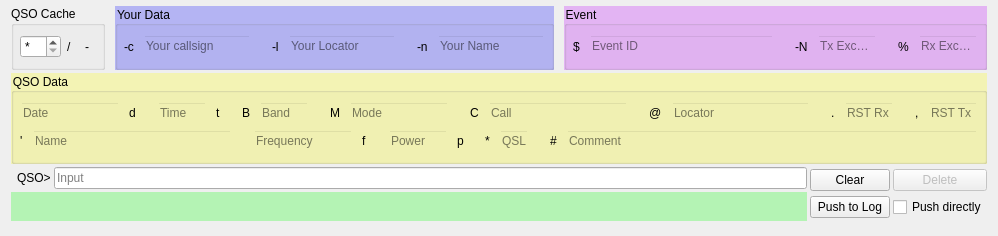
First picture: the form in ui_files/CassiopeiaConsole.ui, repository gitandy/DragonLog, before the edit.
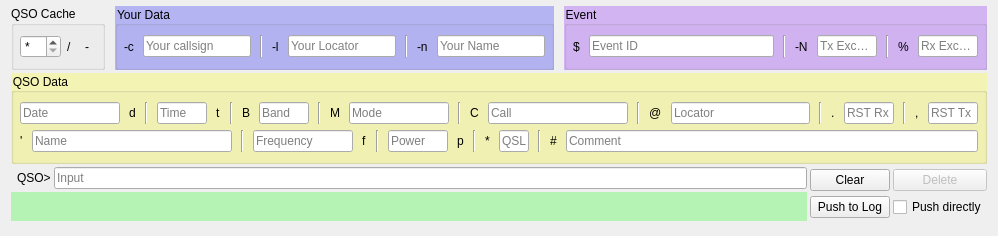
Second picture: the form after the edit.

Commit message: Fixed CC background colors

```diff
--- a/ui_files/CassiopeiaConsole.ui
+++ b/ui_files/CassiopeiaConsole.ui
@@ -82,7 +82,7 @@
      <item>
       <widget class="QGroupBox" name="groupBox_2">
        <property name="styleSheet">
-        <string notr="true">background-color: rgba(0, 0, 255, 63)</string>
+        <string notr="true">QGroupBox {background-color: rgba(0, 0, 255, 63)}</string>
        </property>
        <property name="title">
         <string>Your Data</string>
@@ -109,9 +109,6 @@
         </item>
         <item>
          <widget class="QLineEdit" name="myCallLineEdit">
-          <property name="styleSheet">
-           <string notr="true">background-color: rgba(0, 0, 0, 0)</string>
-          </property>
           <property name="readOnly">
            <bool>true</bool>
           </property>
@@ -122,9 +119,6 @@
         </item>
         <item>
          <widget class="Line" name="line_6">
-          <property name="styleSheet">
-           <string notr="true">background-color: rgba(0, 0, 0, 0)</string>
-          </property>
           <property name="orientation">
            <enum>Qt::Vertical</enum>
           </property>
@@ -142,9 +136,6 @@
         </item>
         <item>
          <widget class="QLineEdit" name="myLocLineEdit">
-          <property name="styleSheet">
-           <string notr="true">background-color: rgba(0, 0, 0, 0)</string>
-          </property>
           <property name="readOnly">
            <bool>true</bool>
           </property>
@@ -155,9 +146,6 @@
         </item>
         <item>
          <widget class="Line" name="line_7">
-          <property name="styleSheet">
-           <string notr="true">background-color: rgba(0, 0, 0, 0)</string>
-          </property>
           <property name="orientation">
            <enum>Qt::Vertical</enum>
           </property>
@@ -175,9 +163,6 @@
         </item>
         <item>
          <widget class="QLineEdit" name="myNameLineEdit">
-          <property name="styleSheet">
-           <string notr="true">background-color: rgba(0, 0, 0, 0)</string>
-          </property>
           <property name="placeholderText">
            <string>Your Name</string>
           </property>
@@ -189,7 +174,7 @@
      <item>
       <widget class="QGroupBox" name="groupBox_3">
        <property name="styleSheet">
-        <string notr="true">background-color: rgba(189, 0, 255, 63)</string>
+        <string notr="true">QGroupBox {background-color: rgba(127, 0, 255, 63)}</string>
        </property>
        <property name="title">
         <string>Event</string>
@@ -216,9 +201,6 @@
         </item>
         <item>
          <widget class="QLineEdit" name="eventLineEdit">
-          <property name="styleSheet">
-           <string notr="true">background-color: rgba(0, 0, 0, 0)</string>
-          </property>
           <property name="readOnly">
            <bool>true</bool>
           </property>
@@ -229,9 +211,6 @@
         </item>
         <item>
          <widget class="Line" name="line_15">
-          <property name="styleSheet">
-           <string notr="true">background-color: rgba(0, 0, 0, 0)</string>
-          </property>
           <property name="orientation">
            <enum>Qt::Vertical</enum>
           </property>
@@ -255,9 +234,6 @@
             <height>16777215</height>
            </size>
           </property>
-          <property name="styleSheet">
-           <string notr="true">background-color: rgba(0, 0, 0, 0)</string>
-          </property>
           <property name="readOnly">
            <bool>true</bool>
           </property>
@@ -268,9 +244,6 @@
         </item>
         <item>
          <widget class="Line" name="line_16">
-          <property name="styleSheet">
-           <string notr="true">background-color: rgba(0, 0, 0, 0)</string>
-          </property>
           <property name="orientation">
            <enum>Qt::Vertical</enum>
           </property>
@@ -294,9 +267,6 @@
             <height>16777215</height>
            </size>
           </property>
-          <property name="styleSheet">
-           <string notr="true">background-color: rgba(0, 0, 0, 0)</string>
-          </property>
           <property name="readOnly">
            <bool>true</bool>
           </property>
@@ -313,7 +283,7 @@
    <item>
     <widget class="QGroupBox" name="qsoDataGroupBox">
      <property name="styleSheet">
-      <string notr="true">background-color: rgba(255, 255, 0, 63)</string>
+      <string notr="true">QGroupBox {background-color: rgba(255, 255, 0, 63)}</string>
      </property>
      <property name="title">
       <string>QSO Data</string>
@@ -341,9 +311,6 @@
             <height>16777215</height>
            </size>
           </property>
-          <property name="styleSheet">
-           <string notr="true">background-color: rgba(0, 0, 0, 0)</string>
-          </property>
           <property name="readOnly">
            <bool>true</bool>
           </property>
@@ -364,9 +331,6 @@
         </item>
         <item>
          <widget class="Line" name="line_3">
-          <property name="styleSheet">
-           <string notr="true">background-color: rgba(0, 0, 0, 0)</string>
-          </property>
           <property name="orientation">
            <enum>Qt::Vertical</enum>
           </property>
@@ -380,9 +344,6 @@
             <height>16777215</height>
            </size>
           </property>
-          <property name="styleSheet">
-           <string notr="true">background-color: rgba(0, 0, 0, 0)</string>
-          </property>
           <property name="readOnly">
            <bool>true</bool>
           </property>
@@ -403,9 +364,6 @@
         </item>
         <item>
          <widget class="Line" name="line_2">
-          <property name="styleSheet">
-           <string notr="true">background-color: rgba(0, 0, 0, 0)</string>
-          </property>
           <property name="orientation">
            <enum>Qt::Vertical</enum>
           </property>
@@ -429,9 +387,6 @@
             <height>16777215</height>
            </size>
           </property>
-          <property name="styleSheet">
-           <string notr="true">background-color: rgba(0, 0, 0, 0)</string>
-          </property>
           <property name="readOnly">
            <bool>true</bool>
           </property>
@@ -442,9 +397,6 @@
         </item>
         <item>
          <widget class="Line" name="line">
-          <property name="styleSheet">
-           <string notr="true">background-color: rgba(0, 0, 0, 0)</string>
-          </property>
           <property name="orientation">
            <enum>Qt::Vertical</enum>
           </property>
@@ -480,9 +432,6 @@
             <height>16777215</height>
            </size>
           </property>
-          <property name="styleSheet">
-           <string notr="true">background-color: rgba(0, 0, 0, 0)</string>
-          </property>
           <property name="readOnly">
            <bool>true</bool>
           </property>
@@ -493,9 +442,6 @@
         </item>
         <item>
          <widget class="Line" name="line_4">
-          <property name="styleSheet">
-           <string notr="true">background-color: rgba(0, 0, 0, 0)</string>
-          </property>
           <property name="orientation">
            <enum>Qt::Vertical</enum>
           </property>
@@ -513,9 +459,6 @@
         </item>
         <item>
          <widget class="QLineEdit" name="callLineEdit">
-          <property name="styleSheet">
-           <string notr="true">background-color: rgba(0, 0, 0, 0)</string>
-          </property>
           <property name="readOnly">
            <bool>true</bool>
           </property>
@@ -526,9 +469,6 @@
         </item>
         <item>
          <widget class="Line" name="line_8">
-          <property name="styleSheet">
-           <string notr="true">background-color: rgba(0, 0, 0, 0)</string>
-          </property>
           <property name="orientation">
            <enum>Qt::Vertical</enum>
           </property>
@@ -546,9 +486,6 @@
         </item>
         <item>
          <widget class="QLineEdit" name="locLineEdit">
-          <property name="styleSheet">
-           <string notr="true">background-color: rgba(0, 0, 0, 0)</string>
-          </property>
           <property name="readOnly">
            <bool>true</bool>
           </property>
@@ -559,9 +496,6 @@
         </item>
         <item>
          <widget class="Line" name="line_9">
-          <property name="styleSheet">
-           <string notr="true">background-color: rgba(0, 0, 0, 0)</string>
-          </property>
           <property name="orientation">
            <enum>Qt::Vertical</enum>
           </property>
@@ -585,9 +519,6 @@
             <height>16777215</height>
            </size>
           </property>
-          <property name="styleSheet">
-           <string notr="true">background-color: rgba(0, 0, 0, 0)</string>
-          </property>
           <property name="readOnly">
            <bool>true</bool>
           </property>
@@ -598,9 +529,6 @@
         </item>
         <item>
          <widget class="Line" name="line_5">
-          <property name="styleSheet">
-           <string notr="true">background-color: rgba(0, 0, 0, 0)</string>
-          </property>
           <property name="orientation">
            <enum>Qt::Vertical</enum>
           </property>
@@ -624,9 +552,6 @@
             <height>16777215</height>
            </size>
           </property>
-          <property name="styleSheet">
-           <string notr="true">background-color: rgba(0, 0, 0, 0)</string>
-          </property>
           <property name="readOnly">
            <bool>true</bool>
           </property>
@@ -670,9 +595,6 @@
             <height>16777215</height>
            </size>
           </property>
-          <property name="styleSheet">
-           <string notr="true">background-color: rgba(0, 0, 0, 0)</string>
-          </property>
           <property name="readOnly">
            <bool>true</bool>
           </property>
@@ -683,9 +605,6 @@
         </item>
         <item>
          <widget class="Line" name="line_14">
-          <property name="styleSheet">
-           <string notr="true">background-color: rgba(0, 0, 0, 0)</string>
-          </property>
           <property name="orientation">
            <enum>Qt::Vertical</enum>
           </property>
@@ -705,9 +624,6 @@
             <height>16777215</height>
            </size>
           </property>
-          <property name="styleSheet">
-           <string notr="true">background-color: rgba(0, 0, 0, 0)</string>
-          </property>
           <property name="readOnly">
            <bool>true</bool>
           </property>
@@ -728,9 +644,6 @@
         </item>
         <item>
          <widget class="Line" name="line_12">
-          <property name="styleSheet">
-           <string notr="true">background-color: rgba(0, 0, 0, 0)</string>
-          </property>
           <property name="orientation">
            <enum>Qt::Vertical</enum>
           </property>
@@ -744,9 +657,6 @@
             <height>16777215</height>
            </size>
           </property>
-          <property name="styleSheet">
-           <string notr="true">background-color: rgba(0, 0, 0, 0)</string>
-          </property>
           <property name="readOnly">
            <bool>true</bool>
           </property>
@@ -767,9 +677,6 @@
         </item>
         <item>
          <widget class="Line" name="line_13">
-          <property name="styleSheet">
-           <string notr="true">background-color: rgba(0, 0, 0, 0)</string>
-          </property>
           <property name="orientation">
            <enum>Qt::Vertical</enum>
           </property>
@@ -793,9 +700,6 @@
             <height>16777215</height>
            </size>
           </property>
-          <property name="styleSheet">
-           <string notr="true">background-color: rgba(0, 0, 0, 0)</string>
-          </property>
           <property name="readOnly">
            <bool>true</bool>
           </property>
@@ -806,9 +710,6 @@
         </item>
         <item>
          <widget class="Line" name="line_11">
-          <property name="styleSheet">
-           <string notr="true">background-color: rgba(0, 0, 0, 0)</string>
-          </property>
           <property name="orientation">
            <enum>Qt::Vertical</enum>
           </property>
@@ -826,9 +727,6 @@
         </item>
         <item>
          <widget class="QLineEdit" name="commentLineEdit">
-          <property name="styleSheet">
-           <string notr="true">background-color: rgba(0, 0, 0, 0)</string>
-          </property>
           <property name="readOnly">
            <bool>true</bool>
           </property>
```
Left out of the diff: 67 changed lines with no effect on the pictures. The commit also changes 1 other file.
